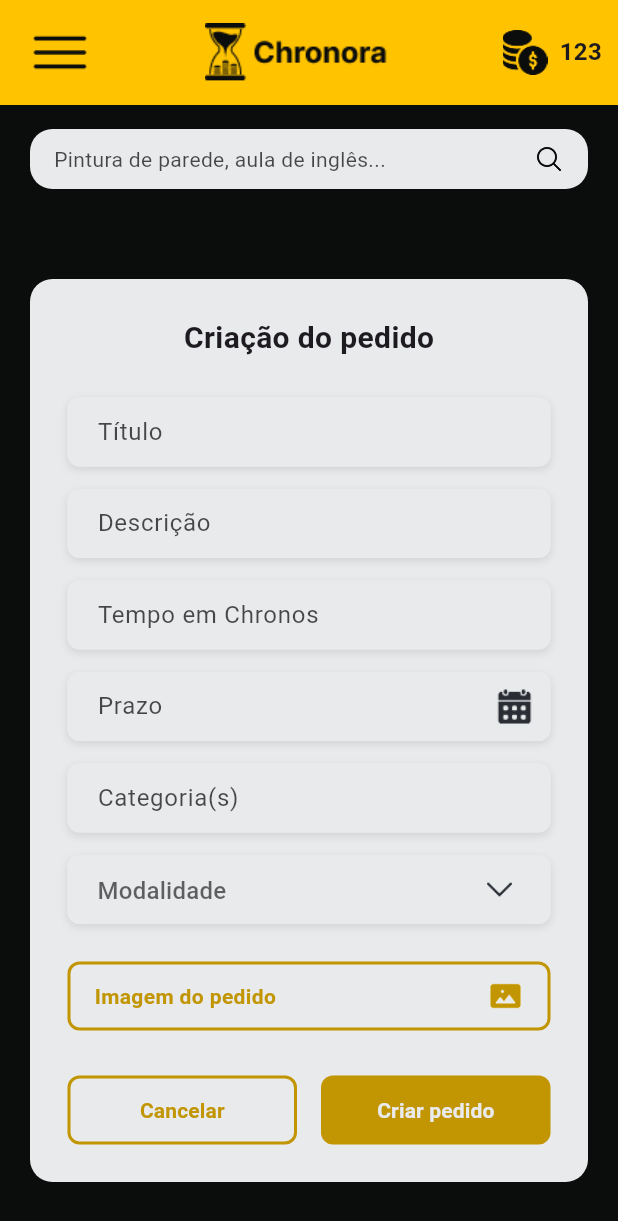
After one commit to Chronora-ADS/Chronora-Flutter, a Flutter app: the RequestCreationPage screen opened by its route, on a phone screen of 412 x 824 dp. The commit adds this screen. Shown: the top 1221 px of the screen. Run offline on Flutter 3.47's test engine with Material 3 defaults, Android fonts, the phone set to English and light mode, and no system bars; our stand-ins replace file_picker, shared_preferences; accounts and stored records are empty.

Commit message:
Add Request Creation Page and update app routes; include new assets

```diff
--- a/lib/core/constants/app_routes.dart
+++ b/lib/core/constants/app_routes.dart
@@ -1,6 +1,7 @@
 import 'package:chronora/pages/auth/account_creation_page.dart';
 import 'package:chronora/pages/auth/login_page.dart';
 import 'package:chronora/pages/main_page.dart';
+import 'package:chronora/pages/request_creation.dart';
 import 'package:flutter/material.dart';
 
 class AppRoutes {
@@ -8,12 +9,14 @@ class AppRoutes {
   static const String accountCreation = '/account-creation';
   static const String main = '/main';
   static const String serviceCreation = '/service-creation';
+  static const String requestCreation = '/request-creation';
 
   static Map<String, WidgetBuilder> get routes {
     return {
       login: (context) => const LoginPage(),
       accountCreation: (context) => const AccountCreationPage(),
       main: (context) => const MainPage(),
+      requestCreation: (context) => const RequestCreationPage(), // Adicionar depois
       // serviceCreation: (context) => const ServiceCreationPage(), // Adicionar depois
     };
   }
--- /dev/null
+++ b/lib/pages/request_creation.dart
@@ -0,0 +1,424 @@
+import 'package:flutter/material.dart';
+
+class RequestCreationPage extends StatefulWidget {
+  const RequestCreationPage({super.key});
+  @override
+  _RequestCreationPageState createState() => _RequestCreationPageState();
+}
+
+class _RequestCreationPageState extends State<RequestCreationPage> {
+  final _formKey = GlobalKey<FormState>();
+  final TextEditingController _titleController = TextEditingController();
+  final TextEditingController _descriptionController = TextEditingController();
+  final TextEditingController _chronosController = TextEditingController();
+  final TextEditingController _deadlineController = TextEditingController();
+  final TextEditingController _categoriesController = TextEditingController();
+  String? _selectedModality;
+
+  @override
+  Widget build(BuildContext context) {
+    return Scaffold(
+      backgroundColor: const Color(0xFF0B0C0C),
+      body: SafeArea(
+        child: Column(
+          children: [
+            // Header - FORA do Padding para ocupar 100% da largura
+            _buildHeader(),
+            const SizedBox(height: 16),
+
+            // Conteúdo principal DENTRO do Padding
+            Expanded(
+              child: Padding(
+                padding: const EdgeInsets.symmetric(horizontal: 20),
+                child: Column(
+                  children: [
+                    // Search Bar
+                    _buildSearchBar(),
+                    const SizedBox(height: 60), // Gap de 6px abaixo da search bar
+
+                    // Main Form
+                    Expanded(
+                      child: SingleChildScrollView(
+                        child: _buildForm(),
+                      ),
+                    ),
+                  ],
+                ),
+              ),
+            ),
+          ],
+        ),
+      ),
+    );
+  }
+
+  Widget _buildHeader() {
+    return Container(
+      width: double.infinity, // Ocupa 100% da largura
+      height: 70,
+      decoration: const BoxDecoration(
+        color: Color(0xFFFFC300),
+      ),
+      child: Row(
+        mainAxisAlignment: MainAxisAlignment.spaceBetween, // Distribui espaço entre os elementos
+        children: [
+          // Menu na esquerda
+          Padding(
+            padding: const EdgeInsets.only(left: 20),
+            child: Image.asset(
+              'assets/img/Menu.png',
+              width: 40,
+              height: 40,
+            ),
+          ),
+
+          // Logo no centro
+          Image.asset(
+            'assets/img/LogoHeader.png',
+            width: 125,
+            height: 39,
+          ),
+
+          // Moedas na direita com texto
+          Padding(
+            padding: const EdgeInsets.only(right: 0), // Desloca 53px para a esquerda
+            child: Row(
+              children: [
+                Image.asset(
+                  'assets/img/Coin.png',
+                  width: 30,
+                  height: 30,
+                ),
+                const SizedBox(width: 8), // Espaço entre ícone e texto
+                Container(
+                  width: 39,
+                  height: 24,
+                  child: const Text(
+                    '123',
+                    style: TextStyle(
+                      fontSize: 16,
+                      fontWeight: FontWeight.bold,
+                    ),
+                  ),
+                ),
+              ],
+            ),
+          ),
+        ],
+      ),
+    );
+  }
+
+  Widget _buildSearchBar() {
+    return Container(
+      height: 40,
+      decoration: BoxDecoration(
+        borderRadius: BorderRadius.circular(15),
+        color: const Color(0xFFE9EAEC), // 100% de opacidade
+      ),
+      child: Row(
+        mainAxisAlignment: MainAxisAlignment.spaceBetween, // Espaço entre texto e ícone
+        children: [
+          Padding(
+            padding: const EdgeInsets.only(left: 16),
+            child: Text(
+              'Pintura de parede, aula de inglês...',
+              style: TextStyle(
+                color: Colors.black.withOpacity(0.7),
+              ),
+            ),
+          ),
+          Padding(
+            padding: const EdgeInsets.only(right: 16),
+            child: Image.asset(
+              'assets/img/Search.png',
+              width: 20,
+              height: 20,
+            ),
+          ),
+        ],
+      ),
+    );
+  }
+
+  Widget _buildForm() {
+    return Container(
+      padding: const EdgeInsets.all(25),
+      decoration: BoxDecoration(
+        color: const Color(0xFFE9EAEC), // E9EAEC
+        borderRadius: BorderRadius.circular(15),
+      ),
+      child: Form(
+        key: _formKey,
+        child: Column(
+          crossAxisAlignment: CrossAxisAlignment.start,
+          children: [
+            // Título do formulário - CENTRALIZADO
+            const Center(
+              child: Text(
+                'Criação do pedido',
+                style: TextStyle(
+                  fontSize: 20,
+                  fontWeight: FontWeight.bold,
+                ),
+              ),
+            ),
+            const SizedBox(height: 25),
+
+            // Campos do formulário
+            _buildFormField('Título', _titleController),
+            const SizedBox(height: 15),
+            _buildFormField('Descrição', _descriptionController),
+            const SizedBox(height: 15),
+            _buildFormField('Tempo em Chronos', _chronosController),
+            const SizedBox(height: 15),
+            _buildDateField('Prazo'),
+            const SizedBox(height: 15),
+            _buildFormField('Categoria(s)', _categoriesController),
+            const SizedBox(height: 15),
+            _buildModalityDropdown(),
+            const SizedBox(height: 25),
+
+            // Botão de imagem
+            _buildImageButton(),
+            const SizedBox(height: 30),
+
+            // Botões de ação
+            _buildActionButtons(),
+          ],
+        ),
+      ),
+    );
+  }
+
+  Widget _buildFormField(String placeholder, TextEditingController controller) {
+    return Container(
+      height: 46,
+      decoration: BoxDecoration(
+        color: const Color(0xFFE9EAEC), // E9EAEC
+        borderRadius: BorderRadius.circular(8),
+        boxShadow: [
+          BoxShadow(
+            color: Colors.grey.withOpacity(0.3),
+            blurRadius: 4,
+            offset: const Offset(0, 2),
+          ),
+        ],
+      ),
+      child: TextFormField(
+        controller: controller,
+        decoration: InputDecoration(
+          hintText: placeholder,
+          hintStyle: TextStyle(
+            color: Colors.black.withOpacity(0.7), // 70% de transparência
+          ),
+          contentPadding: const EdgeInsets.symmetric(horizontal: 16),
+          border: OutlineInputBorder(
+            borderRadius: BorderRadius.circular(8),
+            borderSide: BorderSide.none,
+          ),
+          filled: true,
+          fillColor: const Color(0xFFE9EAEC), // E9EAEC
+        ),
+      ),
+    );
+  }
+
+  Widget _buildDateField(String placeholder) {
+    return Container(
+      height: 46,
+      decoration: BoxDecoration(
+        color: const Color(0xFFE9EAEC), // E9EAEC
+        borderRadius: BorderRadius.circular(8),
+        boxShadow: [
+          BoxShadow(
+            color: Colors.grey.withOpacity(0.3),
+            blurRadius: 4,
+            offset: const Offset(0, 2),
+          ),
+        ],
+      ),
+      child: TextFormField(
+        controller: _deadlineController,
+        readOnly: true,
+        decoration: InputDecoration(
+          hintText: placeholder,
+          hintStyle: TextStyle(
+            color: Colors.black.withOpacity(0.7), // 70% de transparência
+          ),
+          contentPadding: const EdgeInsets.symmetric(horizontal: 16),
+          border: OutlineInputBorder(
+            borderRadius: BorderRadius.circular(8),
+            borderSide: BorderSide.none,
+          ),
+          filled: true,
+          fillColor: const Color(0xFFE9EAEC), // E9EAEC
+          suffixIcon: Padding(
+            padding: const EdgeInsets.all(10),
+            child: Image.asset(
+              'assets/img/calendar.png',
+              width: 24,
+              height: 24,
+            ),
+          ),
+        ),
+        onTap: () async {
+          final DateTime? picked = await showDatePicker(
+            context: context,
+            initialDate: DateTime.now(),
+            firstDate: DateTime.now(),
+            lastDate: DateTime(2100),
+          );
+          if (picked != null) {
+            _deadlineController.text = "${picked.day}/${picked.month}/${picked.year}";
+          }
+        },
+      ),
+    );
+  }
+
+  Widget _buildModalityDropdown() {
+    return Container(
+      height: 46,
+      decoration: BoxDecoration(
+        color: const Color(0xFFE9EAEC), // E9EAEC
+        borderRadius: BorderRadius.circular(8),
+        boxShadow: [
+          BoxShadow(
+            color: Colors.grey.withOpacity(0.3),
+            blurRadius: 4,
+            offset: const Offset(0, 2),
+          ),
+        ],
+      ),
+      child: DropdownButtonFormField<String>(
+        value: _selectedModality,
+        decoration: InputDecoration(
+          hintText: 'Modalidade',
+          hintStyle: TextStyle(
+            color: Colors.black.withOpacity(0.7), // 70% de transparência
+          ),
+          contentPadding: const EdgeInsets.symmetric(horizontal: 16),
+          border: OutlineInputBorder(
+            borderRadius: BorderRadius.circular(8),
+            borderSide: BorderSide.none,
+          ),
+          filled: true,
+          fillColor: const Color(0xFFE9EAEC), // E9EAEC
+          suffixIcon: Padding(
+            padding: const EdgeInsets.all(10),
+            child: Image.asset(
+              'assets/img/down-arrow.png',
+              width: 24,
+              height: 24,
+            ),
+          ),
+        ),
+        items: ['Presencial', 'Remoto', 'Híbrido']
+            .map((modality) => DropdownMenuItem(
+                  value: modality,
+                  child: Text(modality),
+                ))
+            .toList(),
+        onChanged: (value) {
+          setState(() {
+            _selectedModality = value;
+          });
+        },
+      ),
+    );
+  }
+
+  Widget _buildImageButton() {
+    return Container(
+      height: 46,
+      decoration: BoxDecoration(
+        border: Border.all(
+          color: const Color(0xFFC29503),
+          width: 2,
+        ),
+        borderRadius: BorderRadius.circular(8),
+      ),
+      child: Row(
+        mainAxisAlignment: MainAxisAlignment.spaceBetween, // Espaço entre texto e imagem
+        children: [
+          Padding(
+            padding: const EdgeInsets.only(left: 16),
+            child: const Text(
+              'Imagem do pedido',
+              style: TextStyle(
+                color: Color(0xFFC29503),
+                fontWeight: FontWeight.bold,
+              ),
+            ),
+          ),
+          Padding(
+            padding: const EdgeInsets.only(right: 16),
+            child: Image.asset(
+              'assets/img/AddImage.png',
+              width: 24,
+              height: 24,
+            ),
+          ),
+        ],
+      ),
+    );
+  }
+
+  Widget _buildActionButtons() {
+    return Row(
+      mainAxisAlignment: MainAxisAlignment.spaceBetween,
+      children: [
+        // Botão Cancelar
+        Expanded(
+          child: Container(
+            height: 46,
+            decoration: BoxDecoration(
+              border: Border.all(
+                color: const Color(0xFFC29503),
+                width: 2,
+              ),
+              borderRadius: BorderRadius.circular(8),
+            ),
+            child: TextButton(
+              onPressed: () => Navigator.pop(context),
+              child: const Text(
+                'Cancelar',
+                style: TextStyle(
+                  color: Color(0xFFC29503),
+                  fontWeight: FontWeight.bold,
+                ),
+              ),
+            ),
+          ),
+        ),
+        const SizedBox(width: 16),
+
+        // Botão Criar Pedido
+        Expanded(
+          child: Container(
+            height: 46,
+            decoration: BoxDecoration(
+              color: const Color(0xFFC29503),
+              borderRadius: BorderRadius.circular(8),
+            ),
+            child: TextButton(
+              onPressed: () {
+                if (_formKey.currentState!.validate()) {
+                  // Lógica para criar o pedido
+                }
+              },
+              child: const Text(
+                'Criar pedido',
+                style: TextStyle(
+                  color: Color(0xFFE9EAEC), // E9EAEC
+                  fontWeight: FontWeight.bold,
+                ),
+              ),
+            ),
+          ),
+        ),
+      ],
+    );
+  }
+}
```
Also changed, not shown: assets/img/LogoHeader.png (added), assets/img/Menu.png (added), assets/img/calendar.png (added), assets/img/down-arrow.png (added), pubspec.lock.
